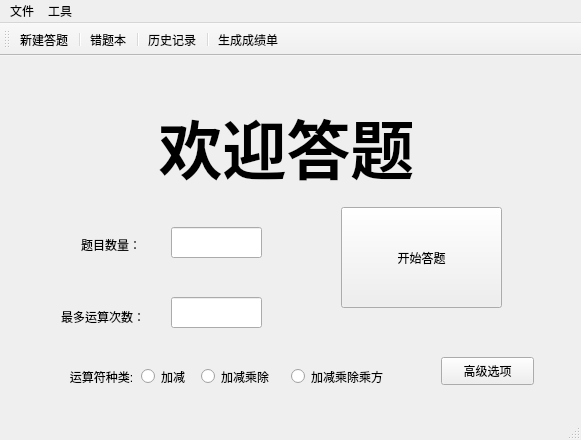
Qt form homework_2/arithmetic_generation_tool_ui/mainwindow.ui (Roarcannotprogramming/homework_2) before a commit.
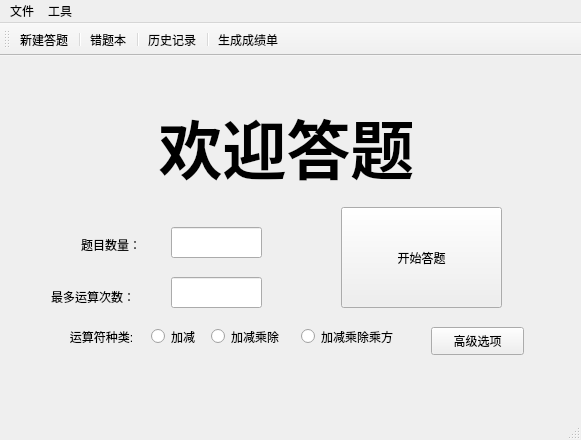
The same form after that commit. Icons and pictures are not drawn.

```diff
--- a/homework_2/arithmetic_generation_tool_ui/mainwindow.ui
+++ b/homework_2/arithmetic_generation_tool_ui/mainwindow.ui
@@ -175,7 +175,7 @@
         <property name="geometry">
          <rect>
           <x>160</x>
-          <y>230</y>
+          <y>210</y>
           <width>91</width>
           <height>31</height>
          </rect>
@@ -197,8 +197,8 @@
        <widget class="QLabel" name="label_8">
         <property name="geometry">
          <rect>
-          <x>50</x>
-          <y>240</y>
+          <x>40</x>
+          <y>220</y>
           <width>101</width>
           <height>20</height>
          </rect>
@@ -210,8 +210,8 @@
        <widget class="QRadioButton" name="radioButton">
         <property name="geometry">
          <rect>
-          <x>130</x>
-          <y>300</y>
+          <x>140</x>
+          <y>260</y>
           <width>115</width>
           <height>19</height>
          </rect>
@@ -226,8 +226,8 @@
        <widget class="QRadioButton" name="radioButton_2">
         <property name="geometry">
          <rect>
-          <x>190</x>
-          <y>300</y>
+          <x>200</x>
+          <y>260</y>
           <width>115</width>
           <height>19</height>
          </rect>
@@ -239,8 +239,8 @@
        <widget class="QRadioButton" name="radioButton_3">
         <property name="geometry">
          <rect>
-          <x>280</x>
-          <y>300</y>
+          <x>290</x>
+          <y>260</y>
           <width>115</width>
           <height>19</height>
          </rect>
@@ -253,7 +253,7 @@
         <property name="geometry">
          <rect>
           <x>40</x>
-          <y>300</y>
+          <y>260</y>
           <width>101</width>
           <height>21</height>
          </rect>
@@ -265,8 +265,8 @@
        <widget class="QPushButton" name="pushButton_6">
         <property name="geometry">
          <rect>
-          <x>430</x>
-          <y>290</y>
+          <x>420</x>
+          <y>260</y>
           <width>93</width>
           <height>28</height>
          </rect>
```
Left out of the diff: 20 changed lines with no effect on the pictures.
